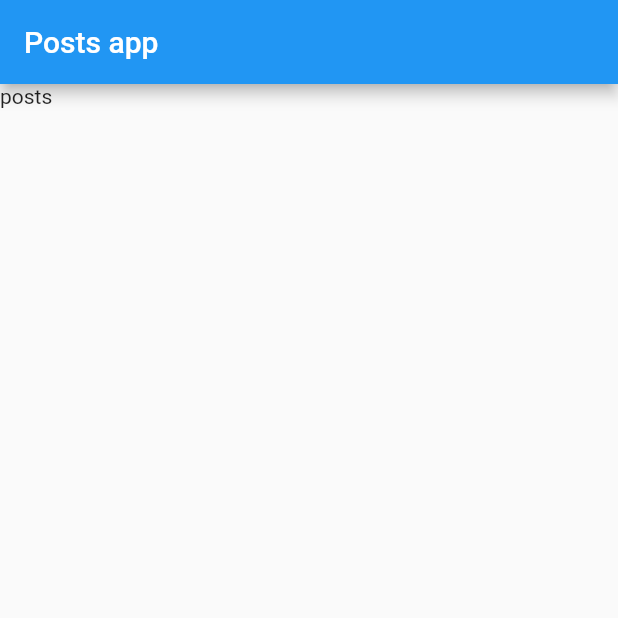
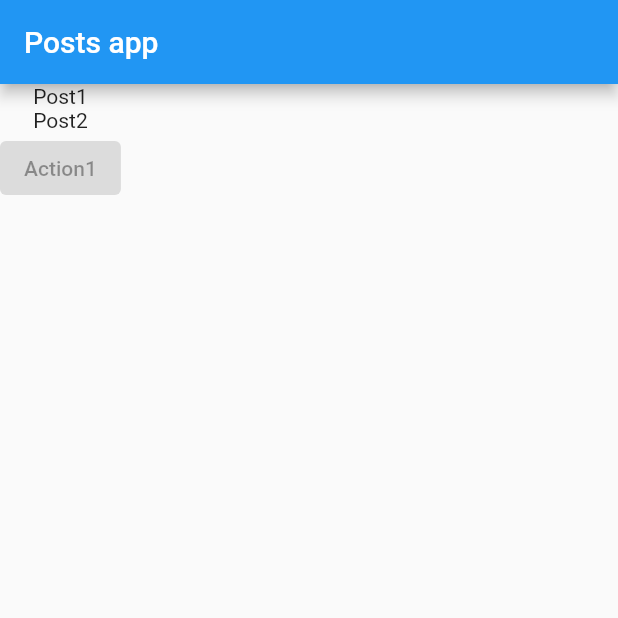
Before and after one commit to michalfirszt/flutter_posts_app, a Flutter app: the screen it shows after launch, on a phone screen of 412 x 824 dp, the top half of it. Run offline on Flutter 3.47's test engine with Material 2 defaults, Android fonts, the light colour scheme and no system bars.

Commit message:
App elements

```diff
--- a/lib/main.dart
+++ b/lib/main.dart
@@ -6,14 +6,19 @@ void main() {
 
 class App extends StatelessWidget {
   const App({Key? key}) : super(key: key);
-  static String appBarTitle = 'Posts app';
 
   @override
   Widget build(BuildContext context) {
+    String appBarTitle = 'Posts app';
+    List<Widget> posts = [const Text('Post1'), const Text('Post2')];
+
     return MaterialApp(
       home: Scaffold(
         appBar: AppBar(title: Text(appBarTitle)),
-        body: const Text('posts'),
+        body: Column(children: [
+          ...posts,
+          const ElevatedButton(onPressed: null, child: Text('Action1'))
+        ]),
       ),
     );
   }
```
